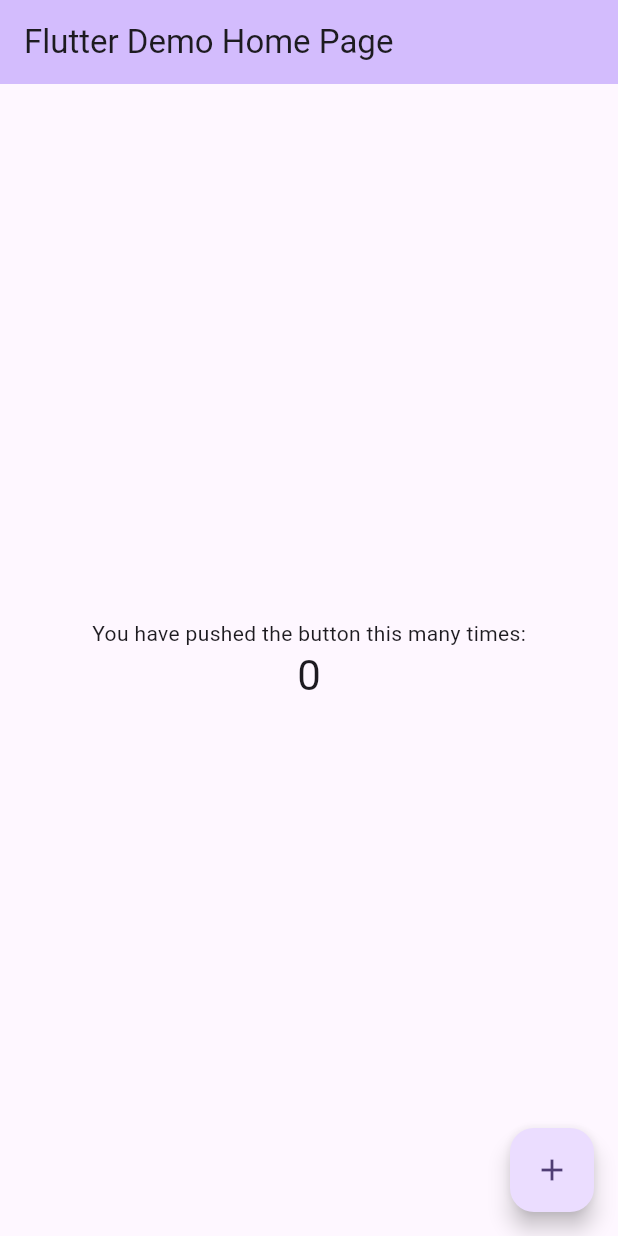
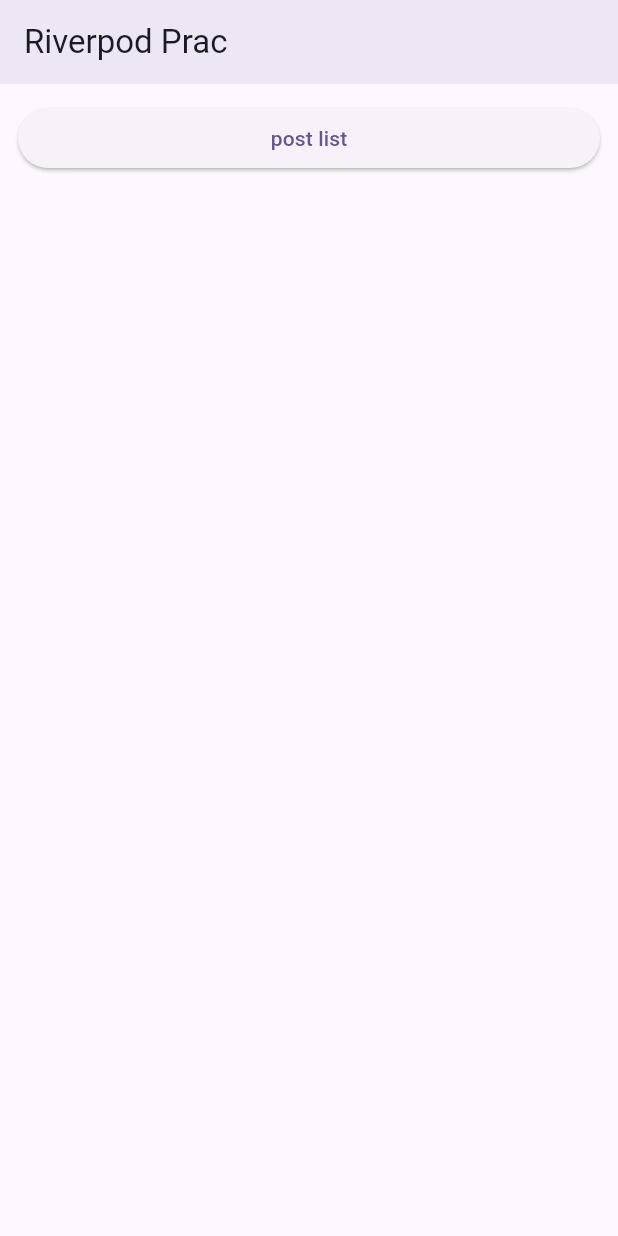
Before and after one commit to jspark2201/js-flutter-riverpod-prac, a Flutter app: the screen it shows after launch, on a phone screen of 412 x 824 dp. Run offline on Flutter 3.47's test engine with Material 3 defaults, Android fonts, the phone set to English and light mode, and no system bars; our stand-ins replace flutter_riverpod.

Commit message:
add init packages

```diff
--- /dev/null
+++ b/lib/features/post/presentation/pages/post_list_page.dart
@@ -0,0 +1,22 @@
+import 'package:flutter/material.dart';
+import 'package:js_riverpod_prac/features/post/presentation/widgets/post_item.dart';
+
+class PostListPage extends StatelessWidget {
+  const PostListPage({super.key});
+
+  @override
+  Widget build(BuildContext context) {
+    return Scaffold(
+      appBar: AppBar(
+        title: const Text("post list page"),
+      ),
+      body: SafeArea(
+          child: ListView(
+        children: [
+          ...List.generate(30, (intext) => PostItem()).toList()
+        ],
+      ),
+      ),
+    );
+  }
+}
--- /dev/null
+++ b/lib/home.dart
@@ -0,0 +1,27 @@
+import 'package:flutter/material.dart';
+import 'package:js_riverpod_prac/features/post/presentation/pages/post_list_page.dart';
+
+class Home extends StatelessWidget {
+  const Home({super.key});
+
+  @override
+  Widget build(BuildContext context) {
+    return Scaffold(
+      appBar: AppBar(
+        title: const Text("Riverpod Prac"),
+        elevation: 5,
+      ),
+      body: SafeArea(
+        child: ListView(
+          padding: const EdgeInsets.all(12),
+          children: [
+            ElevatedButton(onPressed: () {
+              Navigator.of(context).push(MaterialPageRoute(builder: (context) =>
+              const PostListPage()));
+            }, child: const Text("post list")),
+          ],
+        ),
+      ),
+    );
+  }
+}
--- a/lib/main.dart
+++ b/lib/main.dart
@@ -1,7 +1,9 @@
 import 'package:flutter/material.dart';
+import 'package:js_riverpod_prac/home.dart';
+import 'package:flutter_riverpod/flutter_riverpod.dart';
 
 void main() {
-  runApp(const MyApp());
+  runApp(const ProviderScope(child: MyApp()));
 }
 
 class MyApp extends StatelessWidget {
@@ -13,113 +15,10 @@
     return MaterialApp(
       title: 'Flutter Demo',
       theme: ThemeData(
-        // This is the theme of your application.
-        //
-        // TRY THIS: Try running your application with "flutter run". You'll see
-        // the application has a purple toolbar. Then, without quitting the app,
-        // try changing the seedColor in the colorScheme below to Colors.green
-        // and then invoke "hot reload" (save your changes or press the "hot
-        // reload" button in a Flutter-supported IDE, or press "r" if you used
-        // the command line to start the app).
-        //
-        // Notice that the counter didn't reset back to zero; the application
-        // state is not lost during the reload. To reset the state, use hot
-        // restart instead.
-        //
-        // This works for code too, not just values: Most code changes can be
-        // tested with just a hot reload.
         colorScheme: ColorScheme.fromSeed(seedColor: Colors.deepPurple),
         useMaterial3: true,
       ),
-      home: const MyHomePage(title: 'Flutter Demo Home Page'),
+      home: const Home(),
     );
   }
 }
-
-class MyHomePage extends StatefulWidget {
-  const MyHomePage({super.key, required this.title});
-
-  // This widget is the home page of your application. It is stateful, meaning
-  // that it has a State object (defined below) that contains fields that affect
-  // how it looks.
-
-  // This class is the configuration for the state. It holds the values (in this
-  // case the title) provided by the parent (in this case the App widget) and
-  // used by the build method of the State. Fields in a Widget subclass are
-  // always marked "final".
-
-  final String title;
-
-  @override
-  State<MyHomePage> createState() => _MyHomePageState();
-}
-
-class _MyHomePageState extends State<MyHomePage> {
-  int _counter = 0;
-
-  void _incrementCounter() {
-    setState(() {
-      // This call to setState tells the Flutter framework that something has
-      // changed in this State, which causes it to rerun the build method below
-      // so that the display can reflect the updated values. If we changed
-      // _counter without calling setState(), then the build method would not be
-      // called again, and so nothing would appear to happen.
-      _counter++;
-    });
-  }
-
-  @override
-  Widget build(BuildContext context) {
-    // This method is rerun every time setState is called, for instance as done
-    // by the _incrementCounter method above.
-    //
-    // The Flutter framework has been optimized to make rerunning build methods
-    // fast, so that you can just rebuild anything that needs updating rather
-    // than having to individually change instances of widgets.
-    return Scaffold(
-      appBar: AppBar(
-        // TRY THIS: Try changing the color here to a specific color (to
-        // Colors.amber, perhaps?) and trigger a hot reload to see the AppBar
-        // change color while the other colors stay the same.
-        backgroundColor: Theme.of(context).colorScheme.inversePrimary,
-        // Here we take the value from the MyHomePage object that was created by
-        // the App.build method, and use it to set our appbar title.
-        title: Text(widget.title),
-      ),
-      body: Center(
-        // Center is a layout widget. It takes a single child and positions it
-        // in the middle of the parent.
-        child: Column(
-          // Column is also a layout widget. It takes a list of children and
-          // arranges them vertically. By default, it sizes itself to fit its
-          // children horizontally, and tries to be as tall as its parent.
-          //
-          // Column has various properties to control how it sizes itself and
-          // how it positions its children. Here we use mainAxisAlignment to
-          // center the children vertically; the main axis here is the vertical
-          // axis because Columns are vertical (the cross axis would be
-          // horizontal).
-          //
-          // TRY THIS: Invoke "debug painting" (choose the "Toggle Debug Paint"
-          // action in the IDE, or press "p" in the console), to see the
-          // wireframe for each widget.
-          mainAxisAlignment: MainAxisAlignment.center,
-          children: <Widget>[
-            const Text(
-              'You have pushed the button this many times:',
-            ),
-            Text(
-              '$_counter',
-              style: Theme.of(context).textTheme.headlineMedium,
-            ),
-          ],
-        ),
-      ),
-      floatingActionButton: FloatingActionButton(
-        onPressed: _incrementCounter,
-        tooltip: 'Increment',
-        child: const Icon(Icons.add),
-      ), // This trailing comma makes auto-formatting nicer for build methods.
-    );
-  }
-}
--- a/pubspec.yaml
+++ b/pubspec.yaml
@@ -45,6 +45,8 @@ dev_dependencies:
   build_runner:
   riverpod_generator:
   freezed:
+  custom_lint:
+  riverpod_lint:
 
   # The "flutter_lints" package below contains a set of recommended lints to
   # encourage good coding practices. The lint set provided by the package is
```
Also changed, not shown: lib/features/post/domain/entities/post_entity.dart (added, +15 -0 lines), lib/features/post/presentation/widgets/post_item.dart (added, +27 -0 lines), pubspec.lock.
